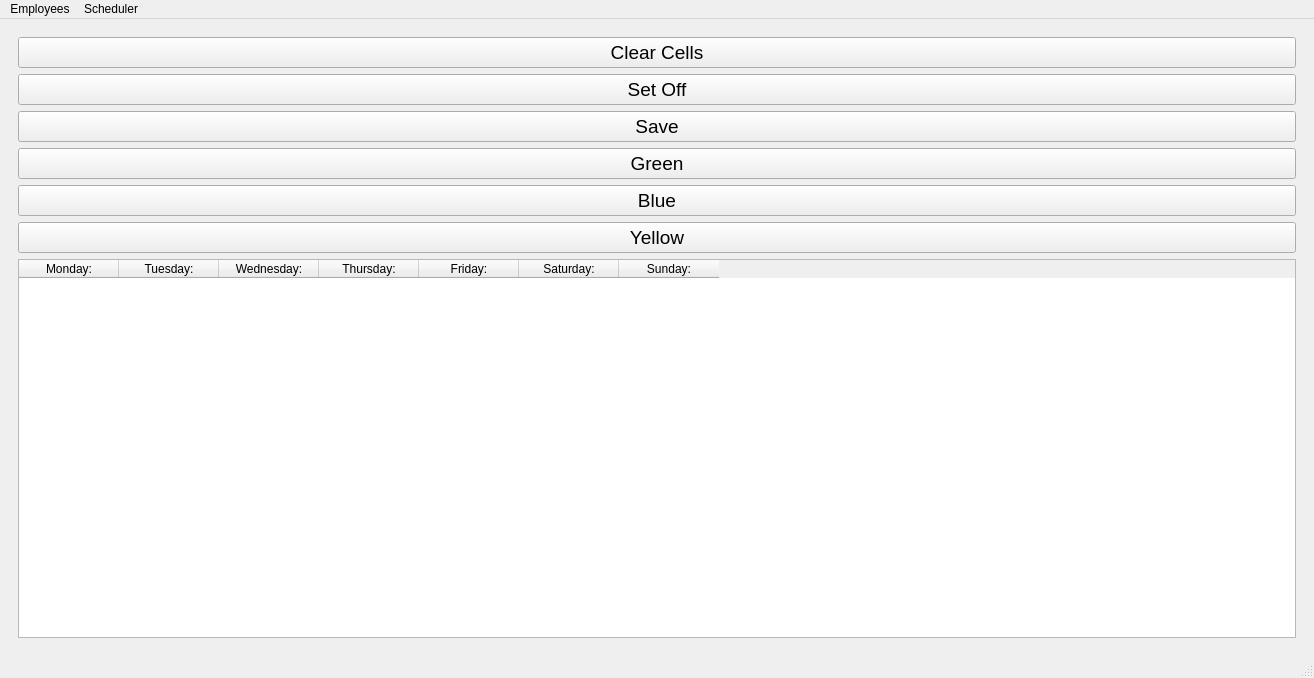
Qt form mainwindow.ui (camwick/qdobaScheduler) before a commit.
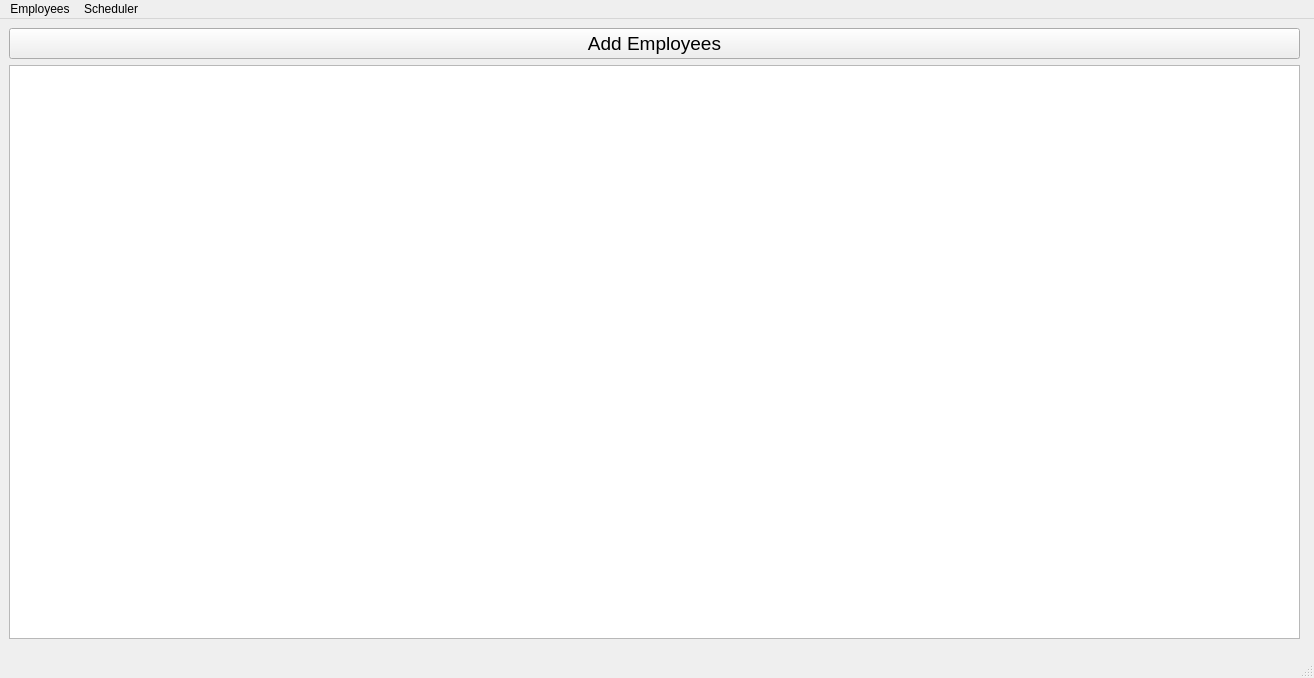
The same form after that commit. The open tabs and pages were chosen to show the change. Icons and pictures are not drawn.

Commit message: created text edit. debugged QStringList

The edit to the form file:
```diff
--- a/mainwindow.ui
+++ b/mainwindow.ui
@@ -233,6 +233,33 @@
         </item>
        </layout>
       </widget>
+      <widget class="QWidget" name="empMassEmpBaddPg">
+       <widget class="QWidget" name="gridLayoutWidget">
+        <property name="geometry">
+         <rect>
+          <x>0</x>
+          <y>0</y>
+          <width>1291</width>
+          <height>611</height>
+         </rect>
+        </property>
+        <layout class="QGridLayout" name="gridLayout">
+         <item row="1" column="0">
+          <widget class="QTextEdit" name="massEmpAddTextEdit"/>
+         </item>
+         <item row="0" column="0">
+          <widget class="QPushButton" name="massEmpAddBtn">
+           <property name="toolTip">
+            <string>Adds all employees</string>
+           </property>
+           <property name="text">
+            <string>Add Employees</string>
+           </property>
+          </widget>
+         </item>
+        </layout>
+       </widget>
+      </widget>
      </widget>
     </item>
    </layout>
```
Left out of the diff: 18 changed lines with no effect on the pictures. The commit also changes 2 other files.
